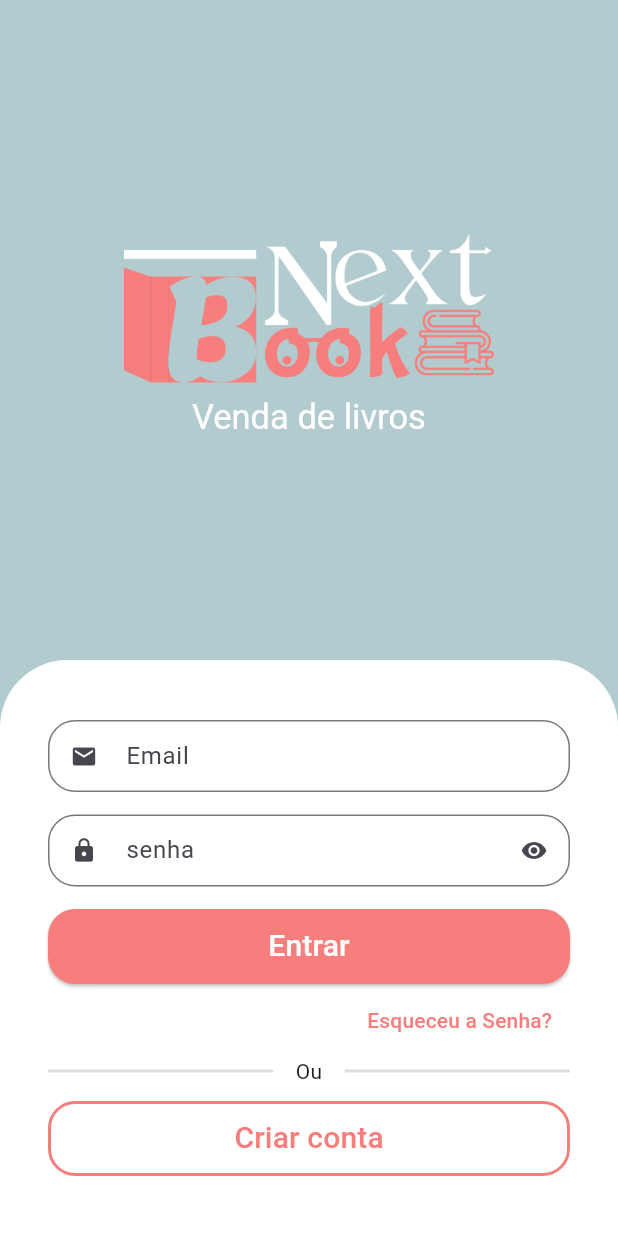
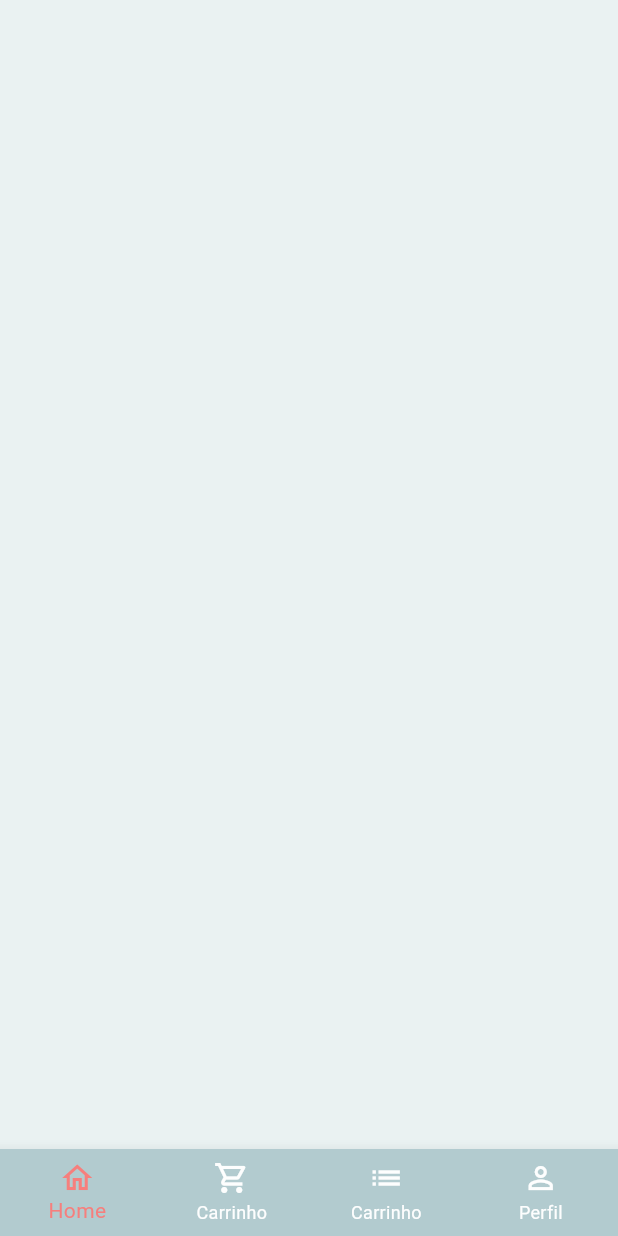
Before and after one commit to kaiky-botelho/nextbook, a Flutter app: the screen it shows after launch, after a tap on "Entrar", on a phone screen of 412 x 824 dp. Run offline on Flutter 3.47's test engine with Material 3 defaults, Android fonts, the phone set to English and light mode, and no system bars; drawn by our look-alikes of animated_text_kit; our stand-ins replace mask_text_input_formatter.

Commit message:
Tela Base

```diff
--- a/lib/src/auth/Sign_In_Screen.dart
+++ b/lib/src/auth/Sign_In_Screen.dart
@@ -2,6 +2,7 @@ import 'package:animated_text_kit/animated_text_kit.dart';
 import 'package:flutter/material.dart';
 import 'package:nextbook/src/auth/components/custom_text_field.dart';
 import 'package:nextbook/src/auth/sign_up_screen.dart';
+import 'package:nextbook/src/base/base_screen.dart';
 import 'package:nextbook/src/config/custom_colors.dart';
 
 class SignInScreen extends StatelessWidget {
@@ -88,7 +89,12 @@ class SignInScreen extends StatelessWidget {
                     SizedBox(
                       height: 50,
                       child: ElevatedButton(
-                        onPressed: () {},
+                        onPressed: (
+                        ) {
+                          Navigator.of(context).pushReplacement(MaterialPageRoute(builder: (c){
+                            return const BaseScreen();
+                          }));
+                        },
                         style: ElevatedButton.styleFrom(
                           shape: RoundedRectangleBorder(
                             borderRadius: BorderRadius.circular(18),
--- /dev/null
+++ b/lib/src/base/base_screen.dart
@@ -0,0 +1,60 @@
+import 'package:flutter/material.dart';
+import 'package:nextbook/src/config/custom_colors.dart';
+
+class BaseScreen extends StatefulWidget {
+  const BaseScreen({super.key});
+
+  @override
+  State<BaseScreen> createState() => _BaseScreenState();
+}
+
+class _BaseScreenState extends State<BaseScreen> {
+  int currentIndex = 0;
+  final pageController = PageController();
+
+  @override
+  Widget build(BuildContext context) {
+    return Scaffold(
+      body: PageView(
+        physics: const NeverScrollableScrollPhysics(),
+        controller: pageController,
+        children: [
+          Container(
+            color: CustomColors.FundoAplicacao,
+          ),
+          Container(
+            color: Colors.yellow,
+          ),
+          Container(
+            color: Colors.green[100],
+          ),
+          Container(
+            color: Colors.purple[200],
+          ),
+        ],
+      ),
+      bottomNavigationBar: BottomNavigationBar(
+        currentIndex: currentIndex,
+        onTap: (index){
+          setState(() {
+          currentIndex = index;
+          pageController.jumpToPage(index);
+          });
+        },
+        type: BottomNavigationBarType.fixed,
+        backgroundColor: Color.fromARGB(255, 178, 203, 207),
+        selectedItemColor: CustomColors.VermelhoNext,
+        unselectedItemColor: Colors.white.withAlpha(250),
+        items: const [
+          BottomNavigationBarItem(
+              icon: Icon(Icons.home_outlined), label: 'Home'),
+          BottomNavigationBarItem(
+              icon: Icon(Icons.shopping_cart_outlined), label: 'Carrinho'),
+          BottomNavigationBarItem(icon: Icon(Icons.list), label: 'Carrinho'),
+          BottomNavigationBarItem(
+              icon: Icon(Icons.person_outline), label: 'Perfil'),
+        ],
+      ),
+    );
+  }
+}
--- a/lib/src/config/custom_colors.dart
+++ b/lib/src/config/custom_colors.dart
@@ -3,5 +3,6 @@ import "package:flutter/material.dart";
 
 abstract class CustomColors {
   static Color FundoNext = Color.fromRGBO(178, 203, 207, 1);
+  static Color FundoAplicacao = Color.fromARGB(255, 234, 242, 242);
   static Color VermelhoNext = Color(0xFFF67F7D);
 }
```
